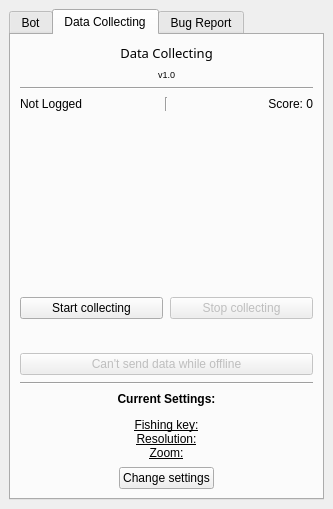
Qt form designs/MainWindow.ui (Setti7/SVFB-GUI) before a commit.
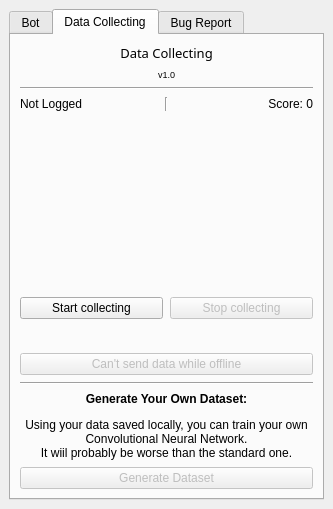
The same form after that commit. The open tabs and pages were chosen to show the change.

Diff of the .ui file:
```diff
--- a/designs/MainWindow.ui
+++ b/designs/MainWindow.ui
@@ -465,6 +465,9 @@
             <property name="orientation">
              <enum>Qt::Vertical</enum>
             </property>
+            <property name="sizeType">
+             <enum>QSizePolicy::Expanding</enum>
+            </property>
             <property name="sizeHint" stdset="0">
              <size>
               <width>20</width>
@@ -581,30 +584,38 @@
             </item>
             <item>
              <widget class="QLabel" name="settings_label_2">
+              <property name="maximumSize">
+               <size>
+                <width>16777215</width>
+                <height>76</height>
+               </size>
+              </property>
               <property name="text">
-               <string>&lt;html&gt;&lt;head/&gt;&lt;body&gt;&lt;p align=&quot;center&quot;&gt;&lt;span style=&quot; font-weight:600;&quot;&gt;Current Settings:&lt;/span&gt;&lt;/p&gt;&lt;p align=&quot;center&quot;&gt;&lt;span style=&quot; text-decoration: underline;&quot;&gt;Fishing key:&lt;br/&gt;Resolution:&lt;/span&gt;&lt;br/&gt;&lt;span style=&quot; text-decoration: underline;&quot;&gt;Zoom:&lt;/span&gt;&lt;/p&gt;&lt;/body&gt;&lt;/html&gt;</string>
+               <string>&lt;html&gt;&lt;head/&gt;&lt;body&gt;&lt;p align=&quot;center&quot;&gt;&lt;span style=&quot; font-weight:600;&quot;&gt;Generate Your Own Dataset:&lt;/span&gt;&lt;/p&gt;&lt;p align=&quot;center&quot;&gt;Using your data saved locally, you can train your own Convolutional Neural Network.&lt;br/&gt;It wiil probably be worse than the standard one.&lt;/p&gt;&lt;/body&gt;&lt;/html&gt;</string>
               </property>
               <property name="alignment">
                <set>Qt::AlignLeading|Qt::AlignLeft|Qt::AlignTop</set>
               </property>
+              <property name="wordWrap">
+               <bool>true</bool>
+              </property>
              </widget>
             </item>
             <item>
-             <layout class="QHBoxLayout" name="horizontalLayout_4">
-              <item>
-               <widget class="QPushButton" name="settings_btn_2">
+             <widget class="QPushButton" name="generate_dataset_btn">
+              <property name="enabled">
+               <bool>false</bool>
+              </property>
                 <property name="sizePolicy">
-                 <sizepolicy hsizetype="Fixed" vsizetype="Fixed">
+               <sizepolicy hsizetype="Preferred" vsizetype="Fixed">
                   <horstretch>0</horstretch>
                   <verstretch>0</verstretch>
                  </sizepolicy>
                 </property>
                 <property name="text">
-                 <string>Change settings</string>
-                </property>
-               </widget>
-              </item>
-             </layout>
+               <string>Generate Dataset</string>
+              </property>
+             </widget>
             </item>
            </layout>
           </item>
```
Left out of the diff: 36 changed lines with no effect on the pictures. Lines whose indentation alone changed are shown as unchanged.
